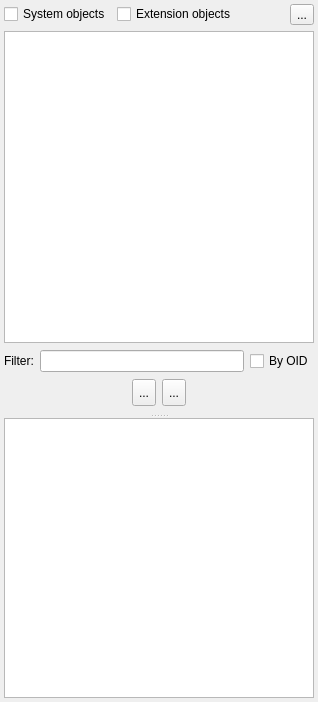
Before: the Qt Designer form libpgmodeler_ui/ui/databaseexplorerwidget.ui in pgmodeler/pgmodeler, drawn with Qt 5.
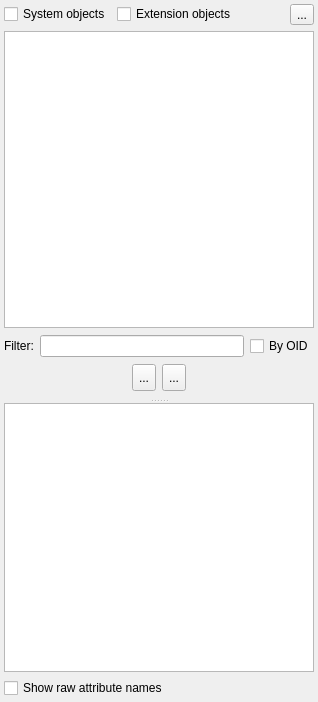
After: the same form once the commit is applied. Icons and pictures are not drawn.

What changed in the file:
```diff
--- a/libpgmodeler_ui/ui/databaseexplorerwidget.ui
+++ b/libpgmodeler_ui/ui/databaseexplorerwidget.ui
@@ -427,6 +427,13 @@
      </widget>
     </widget>
    </item>
+   <item>
+    <widget class="QCheckBox" name="raw_attrib_names_chk">
+     <property name="text">
+      <string>Show raw attribute names</string>
+     </property>
+    </widget>
+   </item>
   </layout>
  </widget>
  <resources>
```
